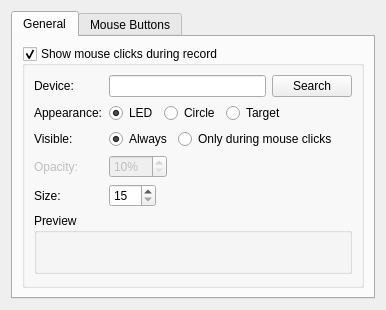
Old version of the form src/config/ui/mouseconfig.ui in the repository hippich/recorditnow.
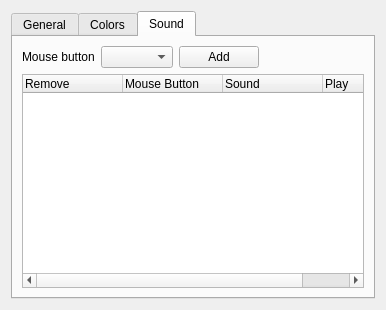
New version of the form. The open tabs and pages were chosen to show the change. Custom widgets are drawn as their Qt base class.

Commit message: mouse click sound support

What changed in the file:
```diff
--- a/src/config/ui/mouseconfig.ui
+++ b/src/config/ui/mouseconfig.ui
@@ -255,7 +255,7 @@
      </widget>
      <widget class="QWidget" name="tab_4">
       <attribute name="title">
-       <string>Mouse Buttons</string>
+       <string>Colors</string>
       </attribute>
       <layout class="QVBoxLayout" name="verticalLayout_3">
        <item>
@@ -352,6 +352,110 @@
        </item>
       </layout>
      </widget>
+     <widget class="QWidget" name="tab">
+      <attribute name="title">
+       <string>Sound</string>
+      </attribute>
+      <layout class="QVBoxLayout" name="verticalLayout_4">
+       <item>
+        <layout class="QHBoxLayout" name="horizontalLayout_5">
+         <item>
+          <widget class="QLabel" name="label_6">
+           <property name="text">
+            <string>Mouse button</string>
+           </property>
+          </widget>
+         </item>
+         <item>
+          <widget class="KComboBox" name="soundButtonCombo"/>
+         </item>
+         <item>
+          <widget class="KPushButton" name="soundAddButton">
+           <property name="text">
+            <string>Add</string>
+           </property>
+          </widget>
+         </item>
+         <item>
+          <spacer name="horizontalSpacer_4">
+           <property name="orientation">
+            <enum>Qt::Horizontal</enum>
+           </property>
+           <property name="sizeHint" stdset="0">
+            <size>
+             <width>40</width>
+             <height>20</height>
+            </size>
+           </property>
+          </spacer>
+         </item>
+        </layout>
+       </item>
+       <item>
+        <widget class="QTreeWidget" name="soundTreeWidget">
+         <property name="editTriggers">
+          <set>QAbstractItemView::NoEditTriggers</set>
+         </property>
+         <property name="showDropIndicator" stdset="0">
+          <bool>false</bool>
+         </property>
+         <property name="alternatingRowColors">
+          <bool>false</bool>
+         </property>
+         <property name="rootIsDecorated">
+          <bool>false</bool>
+         </property>
+         <property name="uniformRowHeights">
+          <bool>false</bool>
+         </property>
+         <property name="animated">
+          <bool>false</bool>
+         </property>
+         <property name="columnCount">
+          <number>4</number>
+         </property>
+         <attribute name="headerDefaultSectionSize">
+          <number>100</number>
+         </attribute>
+         <attribute name="headerMinimumSectionSize">
+          <number>22</number>
+         </attribute>
+         <attribute name="headerStretchLastSection">
+          <bool>true</bool>
+         </attribute>
+         <attribute name="headerDefaultSectionSize">
+          <number>100</number>
+         </attribute>
+         <attribute name="headerMinimumSectionSize">
+          <number>22</number>
+         </attribute>
+         <attribute name="headerStretchLastSection">
+          <bool>true</bool>
+         </attribute>
+         <column>
+          <property name="text">
+           <string>Remove</string>
+          </property>
+         </column>
+         <column>
+          <property name="text">
+           <string>Mouse Button</string>
+          </property>
+         </column>
+         <column>
+          <property name="text">
+           <string>Sound</string>
+          </property>
+         </column>
+         <column>
+          <property name="text">
+           <string>Play</string>
+          </property>
+         </column>
+        </widget>
+       </item>
+      </layout>
+     </widget>
     </widget>
    </item>
   </layout>
```
The commit also changes 7 other files.
